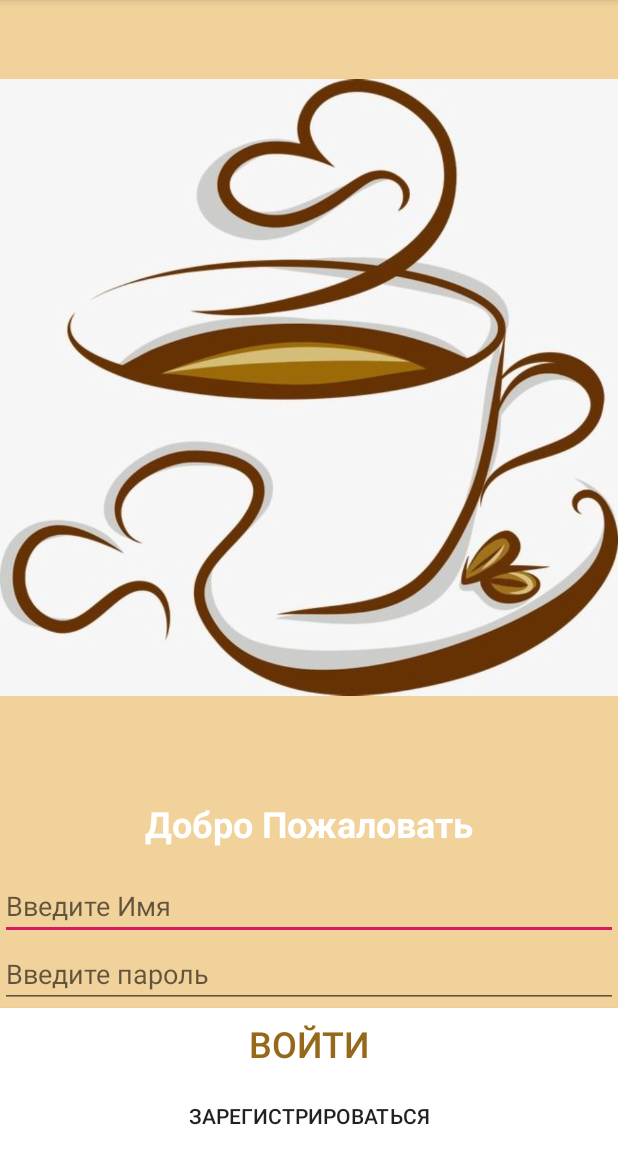
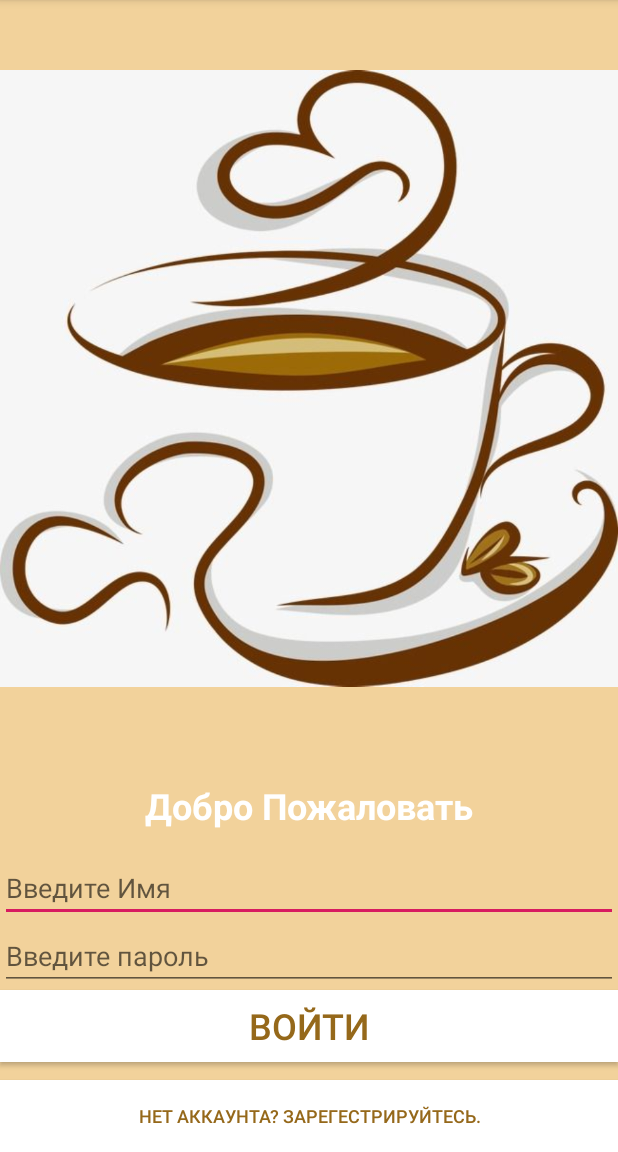
Before and after one commit to johnrocksh/androidABC, an Android app: the screen it shows after launch (MainActivity), after a tap on "ВОЙТИ", on a phone screen of 412 x 824 dp, the part 84-1236 px from its top. Run offline under Robolectric (Android 15) with nearby library versions, the phone set to English and light mode, and no system bars; 5 statements that could not run were skipped.

Commit message:
show registration Activity. Button registration is ok

```diff
--- a/CafeOrder/app/src/main/java/com/example/cafeorder/MainActivity.java
+++ b/CafeOrder/app/src/main/java/com/example/cafeorder/MainActivity.java
@@ -43,7 +43,7 @@ public class MainActivity extends AppCompatActivity {
     static boolean isResponseSuccess;
     TextView textViewName;
     TextView textViewPassword;
-    static  CharSequence errorLogin;
+    static CharSequence errorLogin;
     static int duration;
     LoginAndRegistration loginAndRegistration = null;
 
@@ -53,11 +53,8 @@ public class MainActivity extends AppCompatActivity {
         super.onCreate(savedInstanceState);
         setContentView(R.layout.activity_main);
 
-        //Context context = getApplicationContext();
         errorLogin = "";
         duration = Toast.LENGTH_SHORT;
-
-
         textViewName = findViewById(R.id.editTextName);
         textViewPassword = findViewById(R.id.editTextPassword);
         loginAndRegistration = new LoginAndRegistration();
@@ -66,24 +63,28 @@ public class MainActivity extends AppCompatActivity {
     }
 
     public void onClickRegistration(View view) {
+      Intent intentReg=new Intent(this,Registration.class);
+     startActivity(intentReg);
+    }
 
+    public void onClickLogin(View view) {
         postDataParams = new HashMap<String, String>();
         postDataParams.put("nickname", "john");
         postDataParams.put("password", "salvation777");
 
-       /*destruct an construct now*/
-        if(loginAndRegistration!=null){
+        /*destruct an construct now*/
+        if (loginAndRegistration != null) {
 
-            loginAndRegistration=null;
+            loginAndRegistration = null;
             loginAndRegistration = new LoginAndRegistration();
 
         }
-        loginAndRegistration.execute(authUrl).toString();
+        try {
+            loginAndRegistration.execute(authUrl).toString();
+        } catch (NullPointerException e) {
+            e.printStackTrace();
+        }
 
-        if (isResponseSuccess) {
-
-
-        }
     }
 
     static public class LoginAndRegistration extends AsyncTask<String, Void, String> {
--- a/CafeOrder/app/src/main/java/com/example/cafeorder/Registration.java
+++ b/CafeOrder/app/src/main/java/com/example/cafeorder/Registration.java
@@ -3,6 +3,7 @@ package com.example.cafeorder;
 import androidx.appcompat.app.AppCompatActivity;
 
 import android.os.Bundle;
+import android.view.View;
 
 public class Registration extends AppCompatActivity {
 
@@ -11,4 +12,8 @@ public class Registration extends AppCompatActivity {
         super.onCreate(savedInstanceState);
         setContentView(R.layout.activity_registration);
     }
+
+    public void onClickSubmit(View view) {
+
+    }
 }
--- a/CafeOrder/app/src/main/res/layout/activity_main.xml
+++ b/CafeOrder/app/src/main/res/layout/activity_main.xml
@@ -37,7 +37,6 @@
         android:id="@+id/editTextName"
         android:layout_width="match_parent"
         android:importantForAutofill="no"
-
         android:layout_height="wrap_content"
         android:ems="10"
         android:inputType="textPersonName"
@@ -50,7 +49,6 @@
         android:importantForAutofill="no"
         android:layout_height="wrap_content"
         android:ems="10"
-
         android:textColor="@color/white"
         android:hint="@string/edit_text_password"
         android:inputType="textPassword" />
@@ -62,13 +60,20 @@
         android:layout_width="match_parent"
         android:layout_height="wrap_content"
         android:textSize="24sp"
-        android:onClick="onClickRegistration"
-        android:text="@string/button_login" />
+        android:onClick="onClickLogin"
+        android:text="@string/button_login"
+        />
 
     <Button
         android:id="@+id/buttonRegistration1"
         android:background="@color/white"
+        android:textColor="@color/darkBrown"
         android:layout_width="match_parent"
         android:layout_height="wrap_content"
-        android:text="@string/button_registration" />
+        android:layout_marginTop="12dp"
+        android:textSize="12sp"
+        android:onClick="onClickRegistration"
+        android:text="@string/button_registration"
+
+        />
 </LinearLayout>
--- a/CafeOrder/app/src/main/res/values/strings.xml
+++ b/CafeOrder/app/src/main/res/values/strings.xml
@@ -6,7 +6,7 @@
     <string name="text_view_content_description">Картинка Кофе</string>
     <string name="edit_text_password">Введите пароль</string>
     <string name="edit_text_email">Введите email</string>
-    <string name="button_registration">Зарегистрироваться</string>
+    <string name="button_registration">Нет аккаунта? Зарегестрируйтесь.</string>
     <string name="ui_name">Имя</string>
     <string name="ui_age">Возраст</string>
     <string name="ui_email">email</string>
```
Also changed, not shown: CafeOrder/app/src/main/res/layout/activity_registration.xml (+7 -1 lines).
